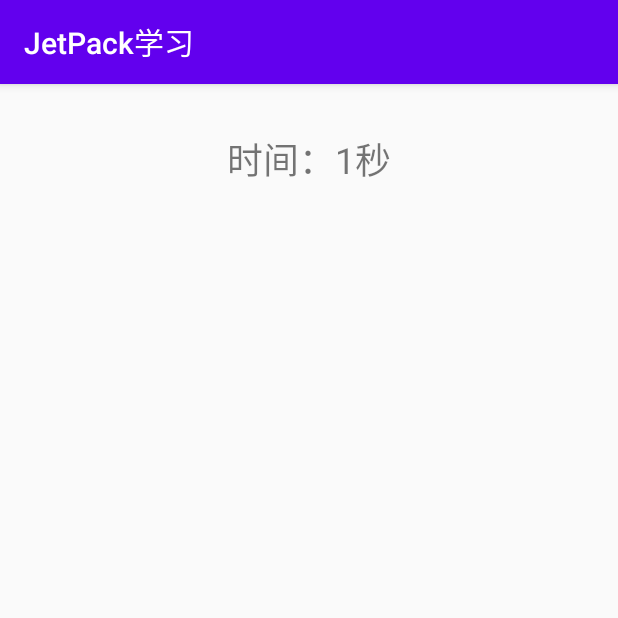
After one commit to BlendGitAndroid/JetPackStudy, an Android app: the ViewModelMainActivity screen opened directly, with no data from a screen before it, on a phone screen of 412 x 824 dp, the top half of it. The commit adds this screen. Run offline under Robolectric (Android 15) with nearby library versions, the phone set to English and light mode, and no system bars.

Commit message:
ViewModel

```diff
--- a/app/build.gradle
+++ b/app/build.gradle
@@ -31,6 +31,7 @@ dependencies {
     implementation 'androidx.navigation:navigation-fragment:2.3.0'
     implementation 'androidx.navigation:navigation-ui:2.3.0'
     implementation 'androidx.legacy:legacy-support-v4:1.0.0'
+    implementation 'androidx.lifecycle:lifecycle-viewmodel:2.2.0'
     testImplementation 'junit:junit:4.13'
     androidTestImplementation 'androidx.test.ext:junit:1.1.2'
     androidTestImplementation 'androidx.test.espresso:espresso-core:3.3.0'
--- a/app/src/main/AndroidManifest.xml
+++ b/app/src/main/AndroidManifest.xml
@@ -10,7 +10,8 @@
         android:roundIcon="@mipmap/ic_launcher_round"
         android:supportsRtl="true"
         android:theme="@style/AppTheme">
-        <activity android:name=".navigation.NavigationMainActivity"></activity>
+        <activity android:name=".viewmodel.ViewModelMainActivity"></activity>
+        <activity android:name=".navigation.NavigationMainActivity" />
         <activity android:name=".lifecycle.LifeCycleMainActivity" />
         <activity android:name=".MainActivity">
             <intent-filter>
--- a/app/src/main/java/com/blend/jetpackstudy/MainActivity.java
+++ b/app/src/main/java/com/blend/jetpackstudy/MainActivity.java
@@ -9,6 +9,7 @@ import androidx.appcompat.app.AppCompatActivity;
 
 import com.blend.jetpackstudy.lifecycle.LifeCycleMainActivity;
 import com.blend.jetpackstudy.navigation.NavigationMainActivity;
+import com.blend.jetpackstudy.viewmodel.ViewModelMainActivity;
 
 
 public class MainActivity extends AppCompatActivity {
@@ -16,6 +17,7 @@ public class MainActivity extends AppCompatActivity {
 
     private Button lifecycle;
     private Button navigation;
+    private Button viewModel;
 
     @Override
     protected void onCreate(Bundle savedInstanceState) {
@@ -23,6 +25,7 @@ public class MainActivity extends AppCompatActivity {
         setContentView(R.layout.activity_main);
         lifecycle = findViewById(R.id.lifecycle);
         navigation = findViewById(R.id.navigation);
+        viewModel = findViewById(R.id.viewModel);
         lifecycle.setOnClickListener(new View.OnClickListener() {
             @Override
             public void onClick(View v) {
@@ -35,6 +38,12 @@ public class MainActivity extends AppCompatActivity {
                 startActivity(new Intent(MainActivity.this, NavigationMainActivity.class));
             }
         });
+        viewModel.setOnClickListener(new View.OnClickListener() {
+            @Override
+            public void onClick(View v) {
+                startActivity(new Intent(MainActivity.this, ViewModelMainActivity.class));
+            }
+        });
 
     }
 }
--- /dev/null
+++ b/app/src/main/java/com/blend/jetpackstudy/viewmodel/TimerViewModel.java
@@ -0,0 +1,55 @@
+package com.blend.jetpackstudy.viewmodel;
+
+
+import android.util.Log;
+
+import androidx.lifecycle.ViewModel;
+
+import java.util.Timer;
+import java.util.TimerTask;
+
+/**
+ * ViewModel是一个抽象类，其中只有一个onCleared()方法。当ViewModel不再被需要，即与之相关的Activity都被销毁时，该方
+ * 法会被系统调用。可以在该方法中执行一些资源释放的相关操作。注意，由于屏幕旋转而导致的Activity重建，并不会调用该方法。
+ */
+
+public class TimerViewModel extends ViewModel {
+
+    private static final String TAG = "TimerViewModel";
+
+    private Timer mTimer;
+    private int currentSecond;
+    private OnTimeChangeListener mChangeListener;
+
+    public void startTiming() {
+        if (mTimer == null) {
+            currentSecond = 0;
+            mTimer = new Timer();
+            TimerTask timerTask = new TimerTask() {
+                @Override
+                public void run() {
+                    currentSecond++;
+                    if (mChangeListener != null) {
+                        mChangeListener.OnTimeChanged(currentSecond);
+                    }
+                }
+            };
+            mTimer.schedule(timerTask, 1000, 1000);
+        }
+    }
+
+    public void setChangeListener(OnTimeChangeListener listener) {
+        mChangeListener = listener;
+    }
+
+    public interface OnTimeChangeListener {
+        void OnTimeChanged(int second);
+    }
+
+    @Override
+    protected void onCleared() {
+        super.onCleared();
+        Log.e(TAG, "onCleared: ");
+        mTimer.cancel();
+    }
+}
--- /dev/null
+++ b/app/src/main/java/com/blend/jetpackstudy/viewmodel/ViewModelMainActivity.java
@@ -0,0 +1,60 @@
+package com.blend.jetpackstudy.viewmodel;
+
+import android.os.Bundle;
+import android.widget.TextView;
+
+import androidx.appcompat.app.AppCompatActivity;
+import androidx.lifecycle.ViewModelProvider;
+
+import com.blend.jetpackstudy.R;
+
+/**
+ * ViewModel：它是介于View（视图）和Model（数据模型）之间的一个东西。它起到了桥梁的作用，使视图和数据既能够分离开，也能够保持通信。
+ * 是专门用于存放应用程序页面所需的数据。ViewModel独立于配置变化。这意味着，屏幕旋转所导致的Activity重建，并不会影响ViewModel的
+ * 生命周期。
+ * <p>
+ * 如果希望在ViewModel中使用Context，该怎么办呢？
+ * 可以使用AndroidViewModel类，它继承自ViewModel，并接收Application作为Context。这意味着，它的生命周期和Application是一样的，
+ * 那么这就不算是一个内存泄漏了。
+ * <p>
+ * 对于页面数据的保存与恢复，也许会有这样的疑问，onSaveInstanceState()方法同样可以解决屏幕旋转带来的数据丢失问题，那么是不是没有必要
+ * 使用ViewModel了呢？
+ * 请注意，onSaveInstanceState()方法只能保存少量的、能支持序列化的数据，而ViewModel没有这个限制。ViewModel能支持页面中所有的数据。
+ * 同样需要注意的是，ViewModel不支持数据的持久化，当界面被彻底销毁时，ViewModel及其持有的数据就不存在了，但是onSaveInstanceState()
+ * 方法没有这个限制，它可以持久化页面的数据。可见，onSaveInstanceState()方法有其特殊的用途，二者不可混淆。
+ */
+public class ViewModelMainActivity extends AppCompatActivity {
+
+    private TextView mTextView;
+
+    @Override
+    protected void onCreate(Bundle savedInstanceState) {
+        super.onCreate(savedInstanceState);
+        setContentView(R.layout.activity_view_model_main);
+        mTextView = findViewById(R.id.timeTv);
+
+        /**
+         * ViewModelProvider接收一个ViewModelStoreOwner对象作为参数。在以上示例代码中该参数是this，指代当前的Activity。
+         * 这是因为我们的Activity继承自FragmentActivity，而在androidx依赖包中，FragmentActivity默认实现了ViewModelStoreOwner接口。
+         * 从ViewModelStore的源码可以看出，ViewModel实际上是以HashMap<String，ViewModel>的形式被缓存起来了。ViewModel与页面之间没有
+         * 直接的关联，它们通过ViewModelProvider进行关联。当页面需要ViewModel时，会向ViewModelProvider索要，ViewModelProvider检查
+         * 该ViewModel是否已经存在于缓存中，若存在，则直接返回，若不存在，则实例化一个，并保存到缓存中。因此，Activity由于配置变化导致的销
+         * 毁重建并不会影响ViewModel，ViewModel是独立于页面而存在的。也正因为此，我们在使用ViewModel时，需要特别注意，不要向ViewModel中
+         * 传入任何类型的Context或带有Context引用的对象，这可能会导致页面无法被销毁，从而引发内存泄漏。
+         */
+        TimerViewModel viewModel = new ViewModelProvider(this).get(TimerViewModel.class);
+
+        viewModel.setChangeListener(new TimerViewModel.OnTimeChangeListener() {
+            @Override
+            public void OnTimeChanged(final int second) {
+                runOnUiThread(new Runnable() {
+                    @Override
+                    public void run() {
+                        mTextView.setText("时间：" + second + "秒");
+                    }
+                });
+            }
+        });
+        viewModel.startTiming();
+    }
+}
--- a/app/src/main/res/layout/activity_main.xml
+++ b/app/src/main/res/layout/activity_main.xml
@@ -17,4 +17,9 @@
         style="@style/main_style"
         android:text="Navigation" />
 
+    <Button
+        android:id="@+id/viewModel"
+        style="@style/main_style"
+        android:text="ViewModel" />
+
 </LinearLayout>
--- /dev/null
+++ b/app/src/main/res/layout/activity_view_model_main.xml
@@ -0,0 +1,16 @@
+<?xml version="1.0" encoding="utf-8"?>
+<LinearLayout xmlns:android="http://schemas.android.com/apk/res/android"
+    xmlns:app="http://schemas.android.com/apk/res-auto"
+    xmlns:tools="http://schemas.android.com/tools"
+    android:layout_width="match_parent"
+    android:layout_height="match_parent"
+    tools:context=".viewmodel.ViewModelMainActivity">
+
+    <TextView
+        android:id="@+id/timeTv"
+        android:layout_width="match_parent"
+        android:layout_height="100dp"
+        android:gravity="center"
+        android:text="时间选择器"
+        android:textSize="24sp" />
+</LinearLayout>
```
